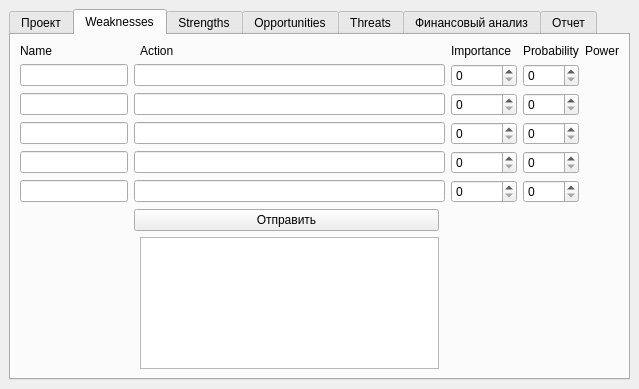
Qt form interface/mainmenu.ui (dariaAlium/SWOT) before a commit.
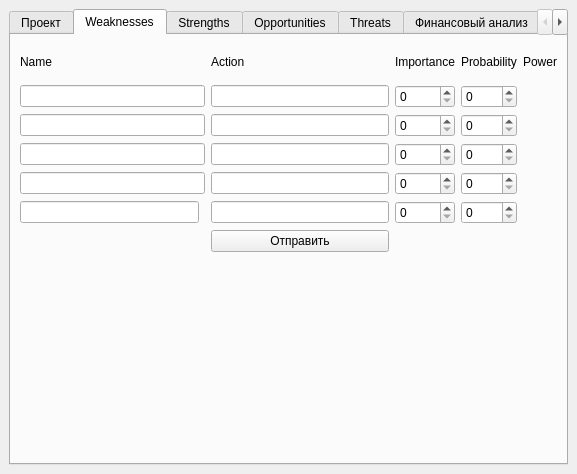
The same form after that commit. The open tabs and pages were chosen to show the change.

Commit message: Main menu

The edit to the form file:
```diff
--- a/interface/mainmenu.ui
+++ b/interface/mainmenu.ui
@@ -6,8 +6,8 @@
    <rect>
     <x>0</x>
     <y>0</y>
-    <width>639</width>
-    <height>389</height>
+    <width>552</width>
+    <height>474</height>
    </rect>
   </property>
   <property name="windowTitle">
@@ -76,153 +76,203 @@
         <string>Weaknesses</string>
        </attribute>
        <layout class="QGridLayout" name="gridLayout">
-        <item row="7" column="2" colspan="2">
+        <item row="2" column="3">
+         <widget class="QSpinBox" name="spinBox_3">
+          <property name="maximum">
+           <number>10</number>
+          </property>
+          <property name="singleStep">
+           <number>1</number>
+          </property>
+          <property name="displayIntegerBase">
+           <number>10</number>
+          </property>
+         </widget>
+        </item>
+        <item row="4" column="2">
+         <widget class="QLineEdit" name="lineEdit_9"/>
+        </item>
+        <item row="3" column="4">
+         <widget class="QSpinBox" name="spinBox_6">
+          <property name="maximum">
+           <number>100</number>
+          </property>
+         </widget>
+        </item>
+        <item row="0" column="4">
+         <widget class="QLabel" name="label_20">
+          <property name="text">
+           <string>Probability</string>
+          </property>
+         </widget>
+        </item>
+        <item row="7" column="2">
          <widget class="QPushButton" name="pushButton">
           <property name="text">
            <string>Отправить</string>
           </property>
          </widget>
         </item>
-        <item row="6" column="8">
-         <widget class="QLabel" name="label_26">
-          <property name="text">
-           <string/>
-          </property>
-         </widget>
-        </item>
-        <item row="8" column="3">
-         <widget class="QGraphicsView" name="graphicsView"/>
-        </item>
-        <item row="6" column="7">
-         <widget class="QSpinBox" name="spinBox_10"/>
-        </item>
-        <item row="0" column="3">
-         <widget class="QLabel" name="label_18">
-          <property name="text">
-           <string>Action</string>
-          </property>
-         </widget>
-        </item>
-        <item row="6" column="5" colspan="2">
-         <widget class="QSpinBox" name="spinBox_9"/>
-        </item>
-        <item row="3" column="5" colspan="2">
-         <widget class="QSpinBox" name="spinBox_3"/>
-        </item>
-        <item row="5" column="7">
-         <widget class="QSpinBox" name="spinBox_8"/>
-        </item>
-        <item row="3" column="8">
-         <widget class="QLabel" name="label_23">
-          <property name="text">
-           <string/>
-          </property>
-         </widget>
-        </item>
-        <item row="0" column="0">
-         <widget class="QLabel" name="label_17">
-          <property name="text">
-           <string>Name</string>
-          </property>
-         </widget>
-        </item>
-        <item row="5" column="8">
-         <widget class="QLabel" name="label_25">
-          <property name="text">
-           <string/>
-          </property>
-         </widget>
-        </item>
-        <item row="2" column="2" colspan="3">
+        <item row="1" column="2">
          <widget class="QLineEdit" name="lineEdit_3"/>
         </item>
-        <item row="2" column="5" colspan="2">
-         <widget class="QSpinBox" name="spinBox"/>
+        <item row="4" column="4">
+         <widget class="QSpinBox" name="spinBox_8">
+          <property name="maximum">
+           <number>100</number>
+          </property>
+         </widget>
         </item>
-        <item row="3" column="0" colspan="2">
-         <widget class="QLineEdit" name="lineEdit_4"/>
+        <item row="5" column="4">
+         <widget class="QSpinBox" name="spinBox_10">
+          <property name="maximum">
+           <number>100</number>
+          </property>
+         </widget>
         </item>
-        <item row="4" column="7">
-         <widget class="QSpinBox" name="spinBox_6"/>
+        <item row="2" column="2">
+         <widget class="QLineEdit" name="lineEdit_5"/>
         </item>
-        <item row="2" column="7">
-         <widget class="QSpinBox" name="spinBox_2"/>
+        <item row="1" column="4">
+         <widget class="QSpinBox" name="spinBox_2">
+          <property name="maximum">
+           <number>100</number>
+          </property>
+         </widget>
         </item>
-        <item row="3" column="7">
-         <widget class="QSpinBox" name="spinBox_4"/>
+        <item row="1" column="3">
+         <widget class="QSpinBox" name="spinBox">
+          <property name="maximum">
+           <number>10</number>
+          </property>
+         </widget>
         </item>
-        <item row="4" column="8">
-         <widget class="QLabel" name="label_24">
-          <property name="text">
-           <string/>
+        <item row="4" column="3">
+         <widget class="QSpinBox" name="spinBox_7">
+          <property name="maximum">
+           <number>10</number>
           </property>
          </widget>
         </item>
-        <item row="4" column="2" colspan="3">
-         <widget class="QLineEdit" name="lineEdit_7"/>
-        </item>
-        <item row="2" column="0" colspan="2">
+        <item row="1" column="0" colspan="2">
          <widget class="QLineEdit" name="lineEdit_2"/>
         </item>
-        <item row="5" column="0" colspan="2">
-         <widget class="QLineEdit" name="lineEdit_8"/>
-        </item>
-        <item row="4" column="5" colspan="2">
-         <widget class="QSpinBox" name="spinBox_5"/>
-        </item>
-        <item row="5" column="2" colspan="3">
-         <widget class="QLineEdit" name="lineEdit_9"/>
-        </item>
-        <item row="2" column="8">
-         <widget class="QLabel" name="label_22">
-          <property name="text">
-           <string/>
-          </property>
-         </widget>
-        </item>
-        <item row="5" column="5" colspan="2">
-         <widget class="QSpinBox" name="spinBox_7"/>
-        </item>
         <item row="4" column="0" colspan="2">
-         <widget class="QLineEdit" name="lineEdit_6"/>
+         <widget class="QLineEdit" name="lineEdit_8"/>
         </item>
-        <item row="3" column="2" colspan="3">
-         <widget class="QLineEdit" name="lineEdit_5"/>
+        <item row="3" column="3">
+         <widget class="QSpinBox" name="spinBox_5">
+          <property name="maximum">
+           <number>10</number>
+          </property>
+         </widget>
         </item>
-        <item row="6" column="2" colspan="3">
-         <widget class="QLineEdit" name="lineEdit_11"/>
+        <item row="0" column="0">
+         <widget class="QLabel" name="label_17">
+          <property name="text">
+           <string>Name</string>
+          </property>
+         </widget>
         </item>
-        <item row="6" column="0" colspan="2">
-         <widget class="QLineEdit" name="lineEdit_10"/>
+        <item row="2" column="0" colspan="2">
+         <widget class="QLineEdit" name="lineEdit_4"/>
         </item>
-        <item row="0" column="8">
-         <widget class="QLabel" name="label_21">
+        <item row="8" column="0" rowspan="4" colspan="5">
+         <widget class="QLabel" name="label_153">
           <property name="text">
-           <string>Power</string>
+           <string/>
           </property>
          </widget>
         </item>
-        <item row="0" column="7">
-         <widget class="QLabel" name="label_20">
-          <property name="text">
-           <string>Probability</string>
+        <item row="2" column="4">
+         <widget class="QSpinBox" name="spinBox_4">
+          <property name="maximum">
+           <number>100</number>
           </property>
          </widget>
         </item>
-        <item row="0" column="5">
+        <item row="0" column="3">
          <widget class="QLabel" name="label_19">
           <property name="text">
            <string>Importance</string>
           </property>
          </widget>
         </item>
-        <item row="8" column="0" colspan="2">
+        <item row="0" column="5">
+         <widget class="QLabel" name="label_21">
+          <property name="text">
+           <string>Power</string>
+          </property>
+         </widget>
+        </item>
+        <item row="5" column="2">
+         <widget class="QLineEdit" name="lineEdit_11"/>
+        </item>
+        <item row="3" column="2">
+         <widget class="QLineEdit" name="lineEdit_7"/>
+        </item>
+        <item row="3" column="0" colspan="2">
+         <widget class="QLineEdit" name="lineEdit_6"/>
+        </item>
+        <item row="0" column="2">
+         <widget class="QLabel" name="label_18">
+          <property name="text">
+           <string>Action</string>
+          </property>
+         </widget>
+        </item>
+        <item row="5" column="3">
+         <widget class="QSpinBox" name="spinBox_9">
+          <property name="maximum">
+           <number>10</number>
+          </property>
+         </widget>
+        </item>
+        <item row="12" column="0" colspan="2">
          <widget class="QLabel" name="error">
           <property name="text">
            <string/>
           </property>
          </widget>
         </item>
+        <item row="1" column="5">
+         <widget class="QLabel" name="label_22">
+          <property name="text">
+           <string/>
+          </property>
+         </widget>
+        </item>
+        <item row="2" column="5">
+         <widget class="QLabel" name="label_23">
+          <property name="text">
+           <string/>
+          </property>
+         </widget>
+        </item>
+        <item row="3" column="5">
+         <widget class="QLabel" name="label_24">
+          <property name="text">
+           <string/>
+          </property>
+         </widget>
+        </item>
+        <item row="4" column="5">
+         <widget class="QLabel" name="label_25">
+          <property name="text">
+           <string/>
+          </property>
+         </widget>
+        </item>
+        <item row="5" column="5">
+         <widget class="QLabel" name="label_26">
+          <property name="text">
+           <string/>
+          </property>
+         </widget>
+        </item>
+        <item row="5" column="0">
+         <widget class="QLineEdit" name="lineEdit_10"/>
+        </item>
        </layout>
       </widget>
       <widget class="QWidget" name="tab_6">
@@ -752,15 +802,6 @@
           </property>
          </widget>
         </item>
-        <item row="15" column="2">
-         <widget class="QLineEdit" name="lineEdit_111"/>
-        </item>
-        <item row="3" column="6">
-         <widget class="QLineEdit" name="lineEdit_112"/>
-        </item>
-        <item row="10" column="2">
-         <widget class="QLineEdit" name="lineEdit_107"/>
-        </item>
         <item row="12" column="3">
          <widget class="QLabel" name="label_151">
           <property name="layoutDirection">
@@ -795,12 +836,6 @@
           </property>
          </widget>
         </item>
-        <item row="5" column="2">
-         <widget class="QLineEdit" name="lineEdit_106"/>
-        </item>
-        <item row="14" column="2">
-         <widget class="QLineEdit" name="lineEdit_110"/>
-        </item>
         <item row="2" column="3" colspan="3">
          <widget class="QLabel" name="label_15">
           <property name="layoutDirection">
@@ -821,24 +856,9 @@
           </property>
          </widget>
         </item>
-        <item row="12" column="2">
-         <widget class="QLineEdit" name="lineEdit_108"/>
-        </item>
-        <item row="2" column="6">
-         <widget class="QLineEdit" name="lineEdit_114"/>
-        </item>
-        <item row="12" column="6">
-         <widget class="QLineEdit" name="lineEdit_115"/>
-        </item>
         <item row="2" column="2">
          <widget class="QLineEdit" name="lineEdit_104"/>
         </item>
-        <item row="3" column="2">
-         <widget class="QLineEdit" name="lineEdit_105"/>
-        </item>
-        <item row="5" column="6">
-         <widget class="QLineEdit" name="lineEdit_113"/>
-        </item>
         <item row="5" column="3">
          <widget class="QLabel" name="label_14">
           <property name="layoutDirection">
@@ -919,6 +939,52 @@
           </property>
          </widget>
         </item>
+        <item row="12" column="2">
+         <widget class="QSpinBox" name="spinBox_101">
+          <property name="maximum">
+           <number>100</number>
+          </property>
+         </widget>
+        </item>
+        <item row="14" column="2">
+         <widget class="QSpinBox" name="spinBox_102">
+          <property name="maximum">
+           <number>100</number>
+          </property>
+         </widget>
+        </item>
+        <item row="15" column="2">
+         <widget class="QSpinBox" name="spinBox_103">
+          <property name="maximum">
+           <number>100</number>
+          </property>
+         </widget>
+        </item>
+        <item row="10" column="2">
+         <widget class="QSpinBox" name="spinBox_104">
+          <property name="maximum">
+           <number>100000000</number>
+          </property>
+         </widget>
+        </item>
+        <item row="2" column="6">
+         <widget class="QSpinBox" name="spinBox_105"/>
+        </item>
+        <item row="3" column="6">
+         <widget class="QSpinBox" name="spinBox_106"/>
+        </item>
+        <item row="5" column="6">
+         <widget class="QSpinBox" name="spinBox_107"/>
+        </item>
+        <item row="12" column="6">
+         <widget class="QSpinBox" name="spinBox_108"/>
+        </item>
+        <item row="3" column="2">
+         <widget class="QSpinBox" name="spinBox_109"/>
+        </item>
+        <item row="5" column="2">
+         <widget class="QSpinBox" name="spinBox_110"/>
+        </item>
        </layout>
       </widget>
       <widget class="QWidget" name="tab_3">
```
The commit also changes 1 other file.
